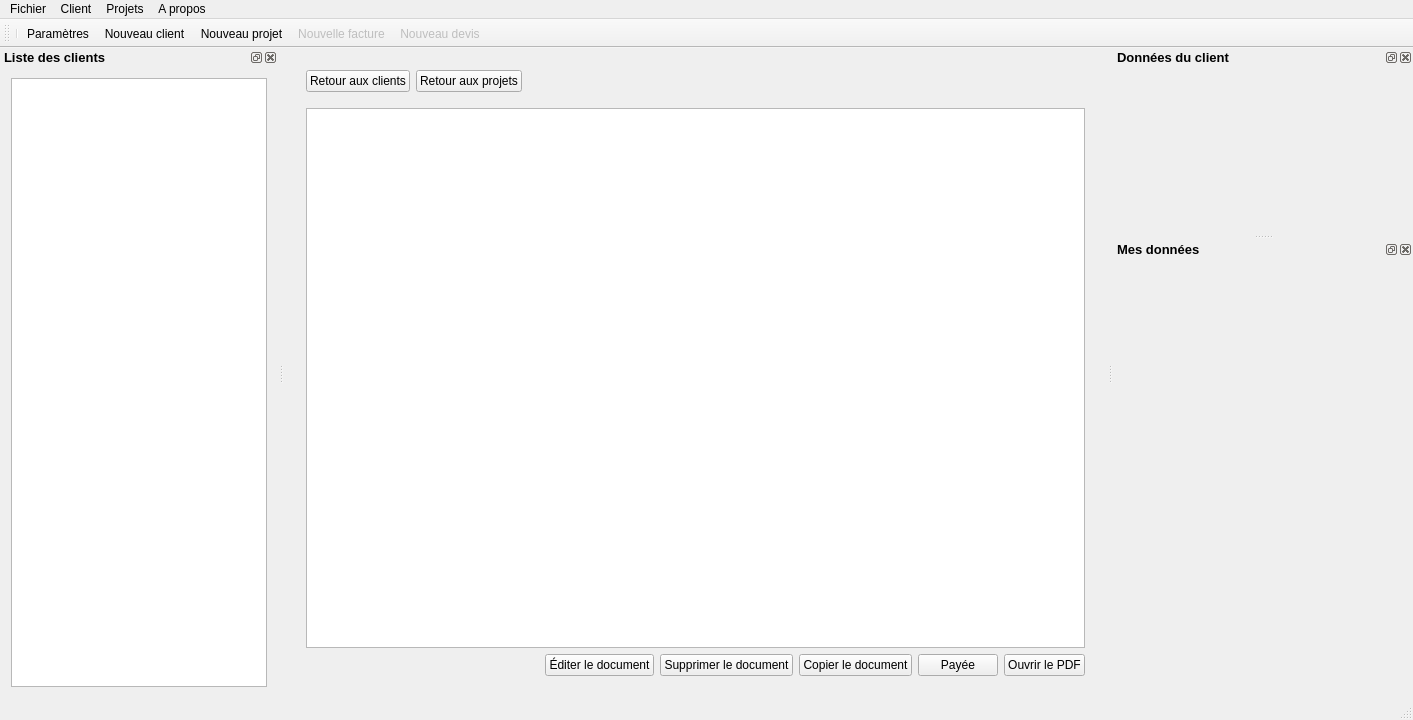
FACT-Team/FactDev, file src/gui/mainwindow/mainwindow.ui: the form before one commit.
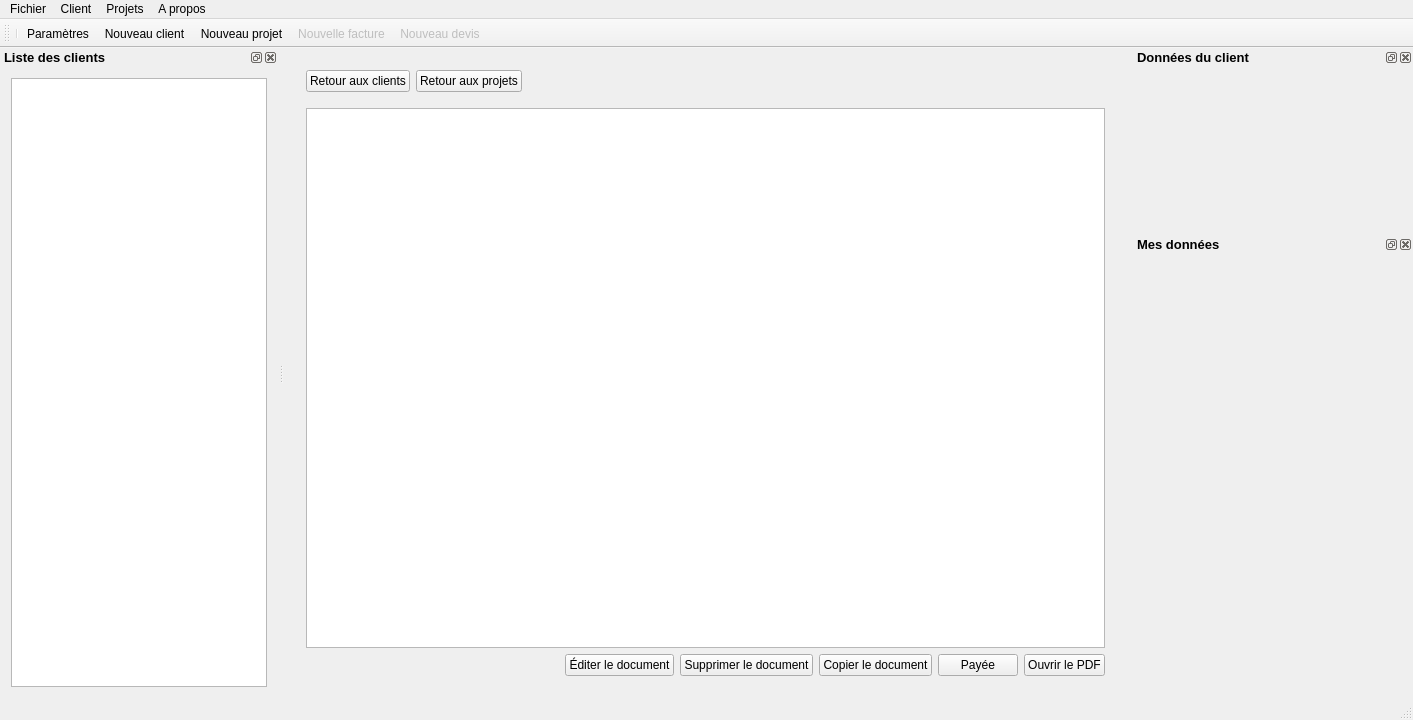
The form after the commit. Icons and pictures are not drawn. Custom widgets are drawn as their Qt base class.

Commit message: Update each windows

```diff
--- a/src/gui/mainwindow/mainwindow.ui
+++ b/src/gui/mainwindow/mainwindow.ui
@@ -432,8 +432,14 @@
   <widget class="QDockWidget" name="dockWidget_2">
    <property name="minimumSize">
     <size>
-     <width>300</width>
-     <height>66</height>
+     <width>280</width>
+     <height>70</height>
+    </size>
+   </property>
+   <property name="maximumSize">
+    <size>
+     <width>280</width>
+     <height>524287</height>
     </size>
    </property>
    <property name="font">
@@ -541,10 +547,16 @@
   <widget class="QDockWidget" name="dockWidget_4">
    <property name="minimumSize">
     <size>
-     <width>73</width>
+     <width>280</width>
      <height>200</height>
     </size>
    </property>
+   <property name="maximumSize">
+    <size>
+     <width>280</width>
+     <height>524287</height>
+    </size>
+   </property>
    <property name="font">
     <font>
      <pointsize>10</pointsize>
```
The commit also changes 7 other files.
